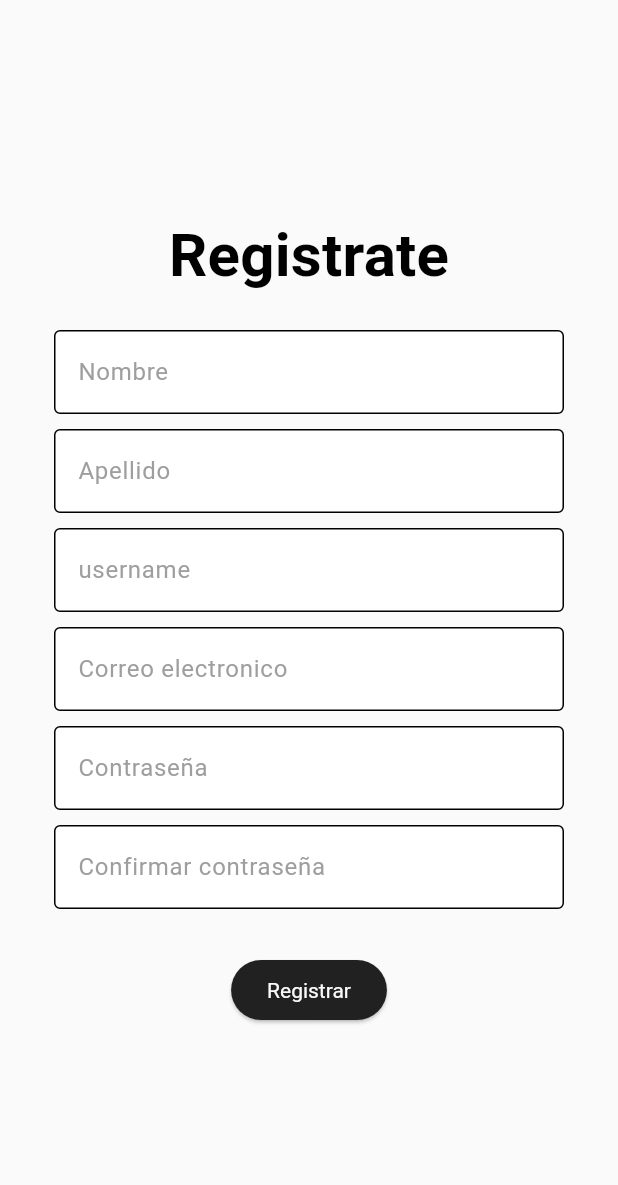
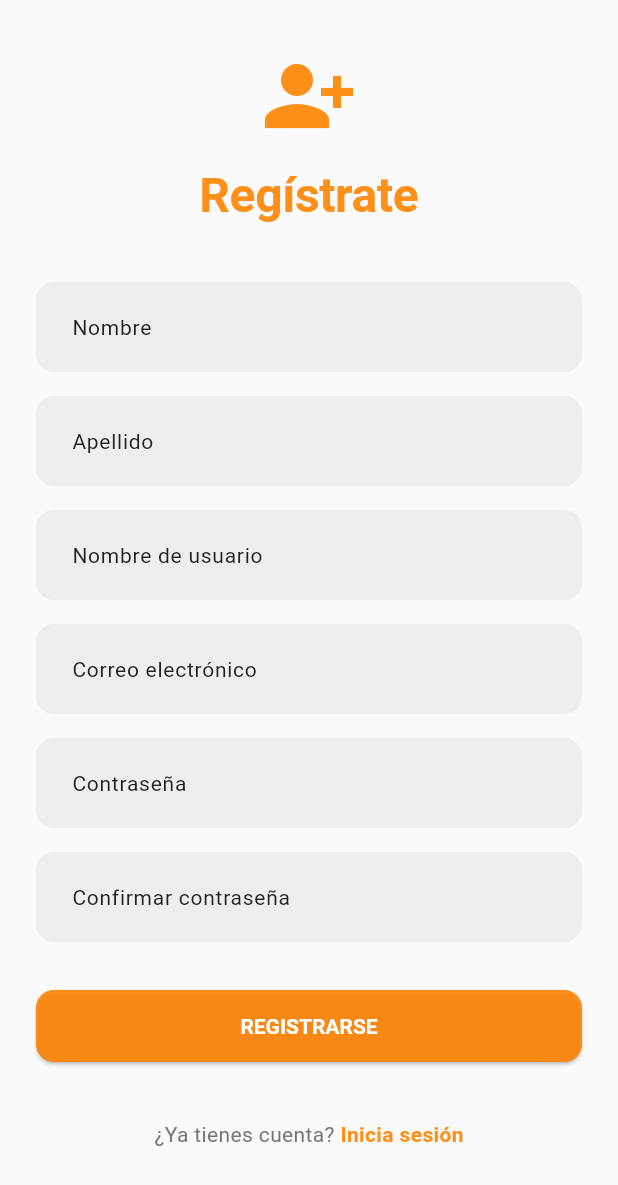
Before and after one commit to Santiago-DA/MetroSync, a Flutter app: the RegisterScreen screen opened directly, on a phone screen of 412 x 824 dp. Shown: the top 1185 px of the screen. Run offline on Flutter 3.47's test engine with Material 3 defaults, Android fonts, the phone set to English and light mode, and no system bars; our stand-ins replace introduction_screen; missing offline and left inert: bcrypt, mongo_dart; accounts and stored records are empty.

Commit message:
login and register

```diff
--- a/lib/GUI/GUI.dart
+++ b/lib/GUI/GUI.dart
@@ -25,6 +25,7 @@ class MyApp extends StatelessWidget {
       child: MaterialApp(
         title: 'Flutter Bottom Navigation Bar',
         theme: lightMode,
+        darkTheme: darkMode,
         home: OnBoardingPage(),
       ),
     );
--- a/lib/GUI/Pages/RegisterPage.dart
+++ b/lib/GUI/Pages/RegisterPage.dart
@@ -1,4 +1,8 @@
 import 'package:flutter/material.dart';
+import 'loginScreen.dart';
+import 'homeScreen.dart';
+import 'package:provider/provider.dart';
+import 'package:metrosync/ViewModel/ViewModel.dart';
 
 class RegisterScreen extends StatelessWidget {
   final _registerFormKey = GlobalKey<FormState>();
@@ -8,181 +12,262 @@ class RegisterScreen extends StatelessWidget {
   final _emailController = TextEditingController();
   final _passwordController = TextEditingController();
   final _confirmPasswordController = TextEditingController();
+
   RegisterScreen({super.key});
+
+
+  void _showError(BuildContext context) {
+    ScaffoldMessenger.of(context).showSnackBar(
+      SnackBar(
+        content: const Text('Error al registrarse.'),
+        backgroundColor: Theme.of(context).colorScheme.error,
+        behavior: SnackBarBehavior.floating,
+        duration: const Duration(seconds: 3),
+        shape: RoundedRectangleBorder(
+          borderRadius: BorderRadius.circular(12),
+        ),
+      ),
+    );
+  }
+
 
   @override
   Widget build(BuildContext context) {
+    final vm = Provider.of<VM>(context, listen: false);
+
+
     return Scaffold(
-      body: Padding(
-        padding: EdgeInsets.all(20.0),
-        child: Center(
-          child: Padding(
-            padding: const EdgeInsets.all(16.0),
+      body: SafeArea(
+        child: SingleChildScrollView(
+          padding: const EdgeInsets.symmetric(horizontal: 24.0, vertical: 32.0),
           child: Column(
             mainAxisAlignment: MainAxisAlignment.center,
+            crossAxisAlignment: CrossAxisAlignment.stretch,
             children: [
+              // Header Section
+              Column(
+                children: [
+                  Icon(Icons.person_add_alt_1,
+                    size: 64,
+                    color: Theme.of(context).colorScheme.primary,
+                  ),
+                  const SizedBox(height: 16),
                   Text(
-                  "Registrate",
-                  style: Theme.of(context).textTheme.titleMedium,
+                    "Regístrate",
+                    style: Theme.of(context).textTheme.displayLarge?.copyWith(
+                      fontWeight: FontWeight.bold,
+                      color: Theme.of(context).colorScheme.primary,
                     ),
-                //Formulario
-                const SizedBox(height: 20),
+                  ),
+                  const SizedBox(height: 8),
+
+                ],
+              ),
+              const SizedBox(height: 32),
+
+              // Form Section
               Form(
                 key: _registerFormKey,
                 child: Column(
                   children: [
-                      //Nombre
-                      TextFormField(
+                    _buildTextFormField(
                       controller: _nameController,
-                        decoration: InputDecoration(
-                          labelText: 'Nombre',
-                          labelStyle: TextStyle(color: Colors.grey),
-                          border: OutlineInputBorder(),
-                          filled: true,
-                          fillColor: Colors.white,
-                          floatingLabelStyle: TextStyle(
-                            color: Theme.of(context).colorScheme.inversePrimary,
+                      label: 'Nombre',
+                      context: context,
+                      validator: (value) => value?.isEmpty ?? true
+                          ? 'Por favor ingresa tu nombre'
+                          : null,
                     ),
+                    const SizedBox(height: 16),
+                    _buildTextFormField(
+                      controller: _lastNameController,
+                      label: 'Apellido',
+                      context: context,
+                      validator: (value) => value?.isEmpty ?? true
+                          ? 'Por favor ingresa tu apellido'
+                          : null,
                     ),
-                        style: TextStyle(color: Colors.black),
+                    const SizedBox(height: 16),
+                    _buildTextFormField(
+                      controller: _usernameController,
+                      label: 'Nombre de usuario',
+                      context: context,
+                      validator: (value) => value?.isEmpty ?? true
+                          ? 'Por favor ingresa tu username'
+                          : null,
+                    ),
+                    const SizedBox(height: 16),
+                    _buildTextFormField(
+                      controller: _emailController,
+                      label: 'Correo electrónico',
+                      context: context,
+                      keyboardType: TextInputType.emailAddress,
+                      validator: (value) => value?.isEmpty ?? true
+                          ? 'Por favor ingresa tu correo electrónico'
+                          : null,
+                    ),
+                    const SizedBox(height: 16),
+                    _buildTextFormField(
+                      controller: _passwordController,
+                      label: 'Contraseña',
+                      context: context,
+                      obscureText: true,
+                      validator: (value) => value?.isEmpty ?? true
+                          ? 'Por favor ingresa tu contraseña'
+                          : null,
+                    ),
+                    const SizedBox(height: 16),
+                    _buildTextFormField(
+                      controller: _confirmPasswordController,
+                      label: 'Confirmar contraseña',
+                      obscureText: true,
+                      context: context,
                       validator: (value) {
-                          if (value == null || value.isEmpty) {
-                            return 'Por favor ingresa tu nombre';
-                          }
+                        if (value?.isEmpty ?? true) return 'Confirma tu contraseña';
+                        if (value != _passwordController.text) return 'Las contraseñas no coinciden';
                         return null;
                       },
                     ),
-                      const SizedBox(height: 10),
-                      //Apellido
-                      TextFormField(
-                        controller: _lastNameController,
-                        decoration: InputDecoration(
-                          labelText: 'Apellido',
-                          labelStyle: TextStyle(color: Colors.grey),
-                          border: OutlineInputBorder(),
-                          filled: true,
-                          fillColor: Colors.white,
-                          floatingLabelStyle: TextStyle(
-                            color: Theme.of(context).colorScheme.inversePrimary,
-                          ),
-                        ),
-                        style: TextStyle(color: Colors.black),
-                        validator: (value) {
-                          if (value == null || value.isEmpty) {
-                            return 'Por favor ingresa tu apellido';
-                          }
-                          return null;
-                        },
-                      ),
-                      const SizedBox(height: 10),
-                      //username
-                      TextFormField(
-                        controller: _usernameController,
-                        decoration: InputDecoration(
-                          labelText: 'username',
-                          labelStyle: TextStyle(color: Colors.grey),
-                          border: OutlineInputBorder(),
-                          filled: true,
-                          fillColor: Colors.white,
-                          floatingLabelStyle: TextStyle(
-                            color: Theme.of(context).colorScheme.inversePrimary,
-                          ),
-                        ),
-                        style: TextStyle(color: Colors.black),
-                        validator: (value) {
-                          if (value == null || value.isEmpty) {
-                            return 'Por favor ingresa tu username';
-                          }
-                          return null;
-                        },
-                      ),
-                      const SizedBox(height: 10),
-                      //email
-                      TextFormField(
-                        controller: _emailController,
-                        decoration: InputDecoration(
-                          labelText: 'Correo electronico',
-                          labelStyle: TextStyle(color: Colors.grey),
-                          border: OutlineInputBorder(),
-                          filled: true,
-                          fillColor: Colors.white,
-                          floatingLabelStyle: TextStyle(
-                            color: Theme.of(context).colorScheme.inversePrimary,
-                          ),
-                        ),
-                        style: TextStyle(color: Colors.black),
-                        validator: (value) {
-                          if (value == null || value.isEmpty) {
-                            return 'Por favor ingresa tu correo electronico';
-                          }
-                          return null;
-                        },
-                      ),
-                      const SizedBox(height: 10),
-                      //clave
-                      TextFormField(
-                        controller: _passwordController,
-                        decoration: InputDecoration(
-                          labelText: 'Contraseña',
-                          labelStyle: TextStyle(color: Colors.grey),
-                          border: OutlineInputBorder(),
-                          filled: true,
-                          fillColor: Colors.white,
-                          floatingLabelStyle: TextStyle(
-                            color: Theme.of(context).colorScheme.inversePrimary,
-                          ),
-                        ),
-                        style: TextStyle(color: Colors.black),
-                        validator: (value) {
-                          if (value == null || value.isEmpty) {
-                            return 'Por favor ingresa tu contraseña';
-                          }
-                          return null;
-                        },
-                      ),
-                      const SizedBox(height: 10),
-                      //confirmar clave?
-                      TextFormField(
-                        controller: _confirmPasswordController,
-                        decoration: InputDecoration(
-                          labelText: 'Confirmar contraseña',
-                          labelStyle: TextStyle(color: Colors.grey),
-                          border: OutlineInputBorder(),
-                          filled: true,
-                          fillColor: Colors.white,
-                          floatingLabelStyle: TextStyle(
-                            color: Theme.of(context).colorScheme.inversePrimary,
-                          ),
-                        ),
-                        style: TextStyle(color: Colors.black),
-                        validator: (value) {
-                          if (value == null || value.isEmpty) {
-                            return 'Por favor ingresa la misma contraseña';
-                          }
-                          return null;
-                        },
-                      ),
-                      const SizedBox(height: 10),
                   ],
                 ),
               ),
-                const SizedBox(height: 20),
+              const SizedBox(height: 32),
+
+              // if (vm.errorMessage != null)
+              //   Padding(
+              //     padding: const EdgeInsets.only(bottom: 16),
+              //     child: Text(
+              //       vm.errorMessage!,
+              //       style: TextStyle(
+              //         color: Theme.of(context).colorScheme.error,
+              //         fontWeight: FontWeight.w500,
+              //       ),
+              //       textAlign: TextAlign.center,
+              //     ),
+              //   ),
+
+
+              if (vm.isLoading)
+                Padding(
+                  padding: const EdgeInsets.all(24),
+                  child: CircularProgressIndicator(
+                    color: Theme.of(context).colorScheme.primary,
+                  ),
+                )
+              else
               ElevatedButton(
-                  onPressed: () {
-                    print("boton registro presionado");
-                  },
+                onPressed: () => _submitForm(context, vm),
                 style: ElevatedButton.styleFrom(
-                    foregroundColor: Theme.of(context)
-                        .colorScheme
-                        .surface, // Color del texto
+                  padding: const EdgeInsets.symmetric(vertical: 16),
+                  shape: RoundedRectangleBorder(
+                    borderRadius: BorderRadius.circular(12),
                   ),
-                  child: const Text('Registrar'),
+                  backgroundColor: Theme.of(context).colorScheme.primary,
+                  foregroundColor: Theme.of(context).colorScheme.onPrimary,
+                ),
+                child: const Text('REGISTRARSE',
+                  style: TextStyle(fontWeight: FontWeight.bold),
+                ),
+              ),
+
+              const SizedBox(height: 24),
+
+              // Login Link
+              TextButton(
+                onPressed: () => Navigator.push(
+                  context,
+                  MaterialPageRoute(builder: (context) => LogInPage()),
+                ),
+                child: RichText(
+                  text: TextSpan(
+                    text: "¿Ya tienes cuenta? ",
+                    style: Theme.of(context).textTheme.bodyMedium?.copyWith(
+                      color: Colors.grey.shade600,
+                    ),
+                    children: [
+                      TextSpan(
+                        text: "Inicia sesión",
+                        style: TextStyle(
+                          color: Theme.of(context).colorScheme.primary,
+                          fontWeight: FontWeight.bold,
+                        ),
                       ),
                     ],
                   ),
                 ),
               ),
+            ],
+          ),
+        ),
       ),
     );
   }
+
+  Widget _buildTextFormField({
+    required TextEditingController controller,
+    required String label,
+    required context,
+    String? Function(String?)? validator,
+    TextInputType? keyboardType,
+    bool obscureText = false,
+  }) {
+    return TextFormField(
+      controller: controller,
+      obscureText: obscureText,
+      keyboardType: keyboardType,
+      decoration: InputDecoration(
+        labelText: label,
+        labelStyle: TextStyle(
+          color: Colors.grey[900],
+          fontSize: 14,
+            fontWeight: FontWeight.normal,
+        ),
+        floatingLabelBehavior: FloatingLabelBehavior.auto,
+        border: OutlineInputBorder(
+          borderRadius: BorderRadius.circular(12),
+          borderSide: BorderSide.none,
+        ),
+        filled: true,
+        fillColor: Colors.grey.shade200,
+        contentPadding: const EdgeInsets.symmetric(
+            horizontal: 20, vertical: 18),
+      ),
+      style: TextStyle(
+        color: Colors.grey.shade800,
+        fontWeight: FontWeight.w500,
+      ),
+      validator: validator,
+    );
   }
+
+  void _submitForm(BuildContext context, VM vm) async {
+    if (_registerFormKey.currentState!.validate()) {
+      final success = await vm.register(
+        _usernameController.text,
+        _passwordController.text,
+        _emailController.text,
+        _nameController.text,
+        _lastNameController.text,
+      );
+
+      if (success) {
+        Navigator.pushReplacement(
+          context,
+          MaterialPageRoute(builder: (context) => const HomeScreen()),
+        );
+      } else {
+        _showError(context);
+        _usernameController.clear();
+        _passwordController.clear();
+        _confirmPasswordController.clear();
+        _emailController.clear();
+        _nameController.clear();
+        _lastNameController.clear();
+      }
+
+
+    }
+
+
+  }
+}
--- a/lib/GUI/theme/dark_mode.dart
+++ b/lib/GUI/theme/dark_mode.dart
@@ -20,6 +20,7 @@ ThemeData darkMode = ThemeData(
       fontSize: 14.0,
       fontWeight: FontWeight.normal,
     ),
+
     labelMedium: TextStyle(
       color: Colors.black,
       fontSize: 14.0,
--- a/lib/User/User.dart
+++ b/lib/User/User.dart
@@ -64,8 +64,14 @@ class User {
   try {
     await MongoDB.connect();
     var usuarioExistente = await _db.findOneFrom('Users', where.eq('username', username));
+    var correoExistente = await _db.findOneFrom('Users', where.eq('email', email));
+
     if (usuarioExistente != null) {
       print('Error: El nombre de usuario ya existe.');
+      return false;
+    }
+    if (correoExistente != null) {
+      print('Error: El correo ya esta registrado.');
       return false;
     }
     _descripcion_perfil = '';
```
Also changed, not shown: lib/GUI/Pages/loginScreen.dart (+157 -102 lines), lib/ViewModel/ViewModel.dart (+10 -7 lines), 1 other file. Lines whose indentation alone changed are shown as unchanged.
